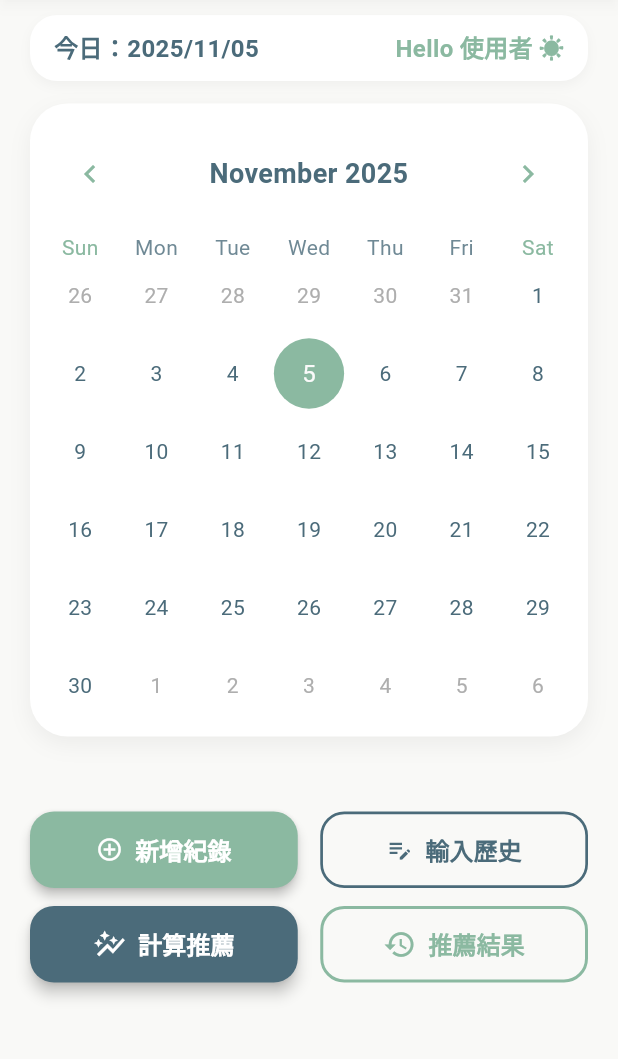
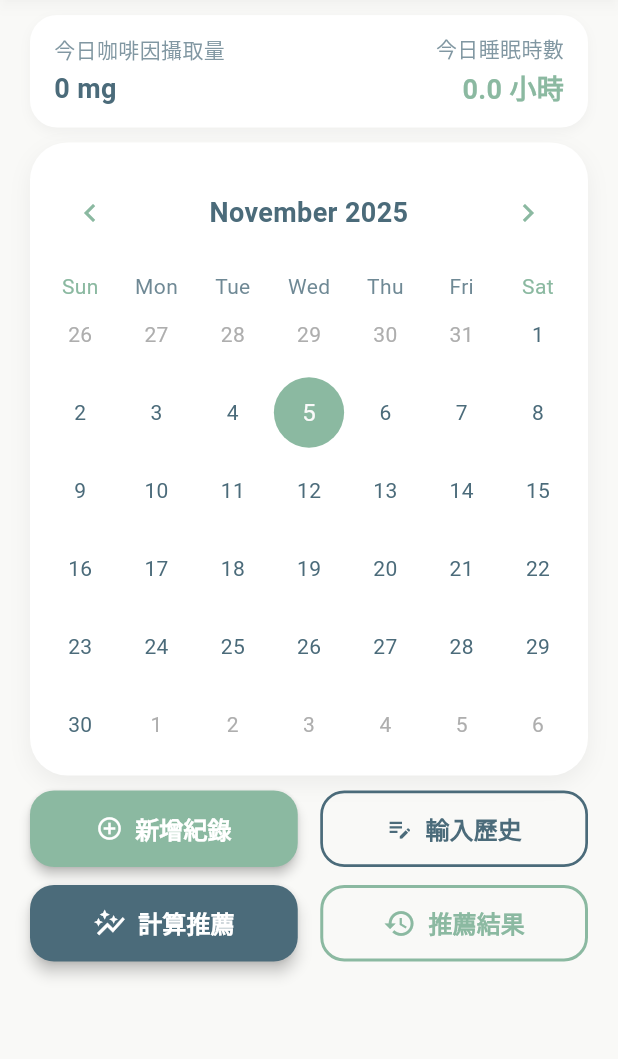
Before and after one commit to ABCDEFGHIJenny/wakemate_flutter, a Flutter app: the HomePage screen opened directly with empty values, on a phone screen of 412 x 824 dp, the part 84-1143 px from its top. Run offline on Flutter 3.47's test engine with Material 3 defaults, Android fonts, the phone set to English and light mode, and no system bars; drawn by our look-alikes of table_calendar; our stand-ins replace shared_preferences; accounts and stored records are empty; network calls fail.

Commit message:
可以在主畫面看到累積咖啡因攝取，還有可以看到睡眠時長

```diff
--- a/lib/screens/home_page.dart
+++ b/lib/screens/home_page.dart
@@ -36,26 +36,31 @@ class _HomePageState extends State<HomePage> {
   final Color _bgLight = const Color(0xFFF9F9F7); // 米白
   final Color _cardColor = Colors.white;
 
+  double _totalCaffeine = 0; // mg
+  double _totalSleep = 0; // 小時
+
   @override
   void initState() {
     super.initState();
     _selectedDate = DateTime.now();
     _focusedDate = DateTime.now();
+    _loadDailyStats();
   }
 
-  // --- 您的所有後台邏輯 (保持不變) ---
-  Future<void> _navigateToRecommendationHistoryPage() async {
+  // --- 載入當日咖啡因與睡眠數據 ---
+  Future<void> _loadDailyStats() async {
     final prefs = await SharedPreferences.getInstance();
-    final String? jsonData = prefs.getString('caffeine_recommendations');
-    List<dynamic> historyData = [];
-    if (jsonData != null) {
-      try {
-        historyData = json.decode(jsonData);
-      } catch (_) {}
+    final dateKey = DateFormat('yyyy-MM-dd').format(_selectedDate);
+
+    setState(() {
+      _totalCaffeine = prefs.getDouble('caffeine_$dateKey') ?? 0;
+      _totalSleep = prefs.getDouble('sleep_$dateKey') ?? 0;
+    });
   }
 
-    if (mounted) {
-      Navigator.push(
+  // --- 導航到推薦結果頁 ---
+  Future<void> _navigateToRecommendationHistoryPage() async {
+    await Navigator.push(
       context,
       MaterialPageRoute(
         builder:
@@ -65,9 +70,10 @@ class _HomePageState extends State<HomePage> {
             ),
       ),
     );
-    }
+    _loadDailyStats(); // 返回後立即刷新 Header
   }
 
+  // --- 導航到輸入歷史頁 ---
   void _navigateToUserInputHistoryPage() {
     Navigator.push(
       context,
@@ -78,9 +84,10 @@ class _HomePageState extends State<HomePage> {
               selectedDate: _selectedDate,
             ),
       ),
-    );
+    ).then((_) => _loadDailyStats()); // 返回後刷新 Header
   }
 
+  // --- 顯示新增紀錄選項 ---
   void _showAddOptions(BuildContext context) {
     showModalBottomSheet(
       context: context,
@@ -126,7 +133,7 @@ class _HomePageState extends State<HomePage> {
                             selectedDate: _selectedDate,
                           ),
                     ),
-                  );
+                  ).then((_) => _loadDailyStats()); // 返回後刷新
                 },
               ),
               _buildOptionTile(
@@ -143,7 +150,7 @@ class _HomePageState extends State<HomePage> {
                             selectedDate: _selectedDate,
                           ),
                     ),
-                  );
+                  ).then((_) => _loadDailyStats()); // 返回後刷新
                 },
               ),
               _buildOptionTile(
@@ -160,7 +167,7 @@ class _HomePageState extends State<HomePage> {
                             selectedDate: _selectedDate,
                           ),
                     ),
-                  );
+                  ).then((_) => _loadDailyStats()); // 返回後刷新
                 },
               ),
             ],
@@ -189,12 +196,9 @@ class _HomePageState extends State<HomePage> {
       onTap: onTap,
     );
   }
-  // --- 邏輯結束 ---
 
   @override
   Widget build(BuildContext context) {
-    final String today = DateFormat('yyyy/MM/dd').format(DateTime.now());
-
     return Scaffold(
       backgroundColor: _bgLight,
       drawer: CustomDrawer(
@@ -226,13 +230,11 @@ class _HomePageState extends State<HomePage> {
       body: Padding(
         padding: const EdgeInsets.fromLTRB(20, 10, 20, 20),
         child: Column(
-          // ⚠️ 修正 #1：移除了 mainAxisAlignment: MainAxisAlignment.spaceBetween
-          // 讓內容從頂部開始自然排列
           children: [
-            // Header 區：日期 + 歡迎語 (保持不變)
+            // Header：咖啡因 + 睡眠
             Container(
               width: double.infinity,
-              padding: const EdgeInsets.symmetric(vertical: 10, horizontal: 16),
+              padding: const EdgeInsets.symmetric(vertical: 12, horizontal: 16),
               decoration: BoxDecoration(
                 color: Colors.white,
                 borderRadius: BorderRadius.circular(18),
@@ -247,37 +249,55 @@ class _HomePageState extends State<HomePage> {
               child: Row(
                 mainAxisAlignment: MainAxisAlignment.spaceBetween,
                 children: [
+                  Column(
+                    crossAxisAlignment: CrossAxisAlignment.start,
+                    children: [
                       Text(
-                    "今日：$today",
+                        "今日咖啡因攝取量",
+                        style: TextStyle(
+                          color: _primaryColor.withOpacity(0.7),
+                          fontSize: 14,
+                        ),
+                      ),
+                      const SizedBox(height: 4),
+                      Text(
+                        "${_totalCaffeine.toStringAsFixed(0)} mg",
                         style: TextStyle(
                           color: _primaryColor,
-                      fontSize: 16,
-                      fontWeight: FontWeight.w600,
-                    ),
-                  ),
-                  Text(
-                    "Hello ${widget.userName.isNotEmpty ? widget.userName : '使用者'} ☀️",
-                    style: TextStyle(
-                      color: _accentColor,
-                      fontSize: 16,
-                      fontWeight: FontWeight.w600,
+                          fontSize: 18,
+                          fontWeight: FontWeight.bold,
                         ),
                       ),
                     ],
                   ),
+                  Column(
+                    crossAxisAlignment: CrossAxisAlignment.end,
+                    children: [
+                      Text(
+                        "今日睡眠時數",
+                        style: TextStyle(
+                          color: _primaryColor.withOpacity(0.7),
+                          fontSize: 14,
                         ),
-
-            // 📌 新增：固定的間距
-            const SizedBox(height: 15),
-
-            // 日曆卡 (保持不變)
+                      ),
+                      const SizedBox(height: 4),
+                      Text(
+                        "${_totalSleep.toStringAsFixed(1)} 小時",
+                        style: TextStyle(
+                          color: _accentColor,
+                          fontSize: 18,
+                          fontWeight: FontWeight.bold,
+                        ),
+                      ),
+                    ],
+                  ),
+                ],
+              ),
+            ),
+            const SizedBox(height: 10),
+            // 日曆卡
             Flexible(
-              // 修正 #2：移除 flex: 5。
-              // 由於這是 Column 中唯一的 Flexible 元件，它會自動填滿所有剩餘空間
-              // flex: 1, (或直接移除 flex 屬性)
               child: Container(
-                // 修正 #3：移除了 margin，改用SizedBox控制
-                // margin: const EdgeInsets.only(top: 10, bottom: 10),
                 decoration: BoxDecoration(
                   color: _cardColor,
                   borderRadius: BorderRadius.circular(25),
@@ -291,7 +311,6 @@ class _HomePageState extends State<HomePage> {
                 ),
                 padding: const EdgeInsets.all(8),
                 child: TableCalendar(
-                  // --- 日曆內容保持不變 ---
                   firstDay: DateTime.utc(2000, 1, 1),
                   lastDay: DateTime.utc(2100, 12, 31),
                   focusedDay: _focusedDate,
@@ -301,6 +320,7 @@ class _HomePageState extends State<HomePage> {
                       _selectedDate = selected;
                       _focusedDate = focused;
                     });
+                    _loadDailyStats(); // 選日期時更新 Header
                   },
                   calendarStyle: CalendarStyle(
                     cellMargin: const EdgeInsets.all(2.0),
@@ -342,16 +362,11 @@ class _HomePageState extends State<HomePage> {
                 ),
               ),
             ),
-
-            // 新增：固定的間距
-            const SizedBox(height: 50),
-
+            const SizedBox(height: 10),
             // 下方按鈕群組
             Column(
-              // ⚠️ 修正 #5：移除了 mainAxisAlignment: MainAxisAlignment.spaceEvenly
               children: [
                 Row(
-                  // --- 按鈕 1 (新增紀錄) ---
                   children: [
                     Expanded(
                       child: ElevatedButton.icon(
@@ -376,7 +391,6 @@ class _HomePageState extends State<HomePage> {
                       ),
                     ),
                     const SizedBox(width: 15),
-                    // --- 按鈕 2 (輸入歷史) ---
                     Expanded(
                       child: OutlinedButton.icon(
                         style: OutlinedButton.styleFrom(
@@ -400,13 +414,9 @@ class _HomePageState extends State<HomePage> {
                     ),
                   ],
                 ),
-
-                // 📌 新增：固定的間距
                 const SizedBox(height: 12),
-
                 Row(
                   children: [
-                    // --- 按鈕 3 (計算推薦) ---
                     Expanded(
                       child: ElevatedButton.icon(
                         style: ElevatedButton.styleFrom(
@@ -428,7 +438,7 @@ class _HomePageState extends State<HomePage> {
                                     selectedDate: _selectedDate,
                                   ),
                             ),
-                          );
+                          ).then((_) => _loadDailyStats());
                         },
                         icon: const Icon(Icons.auto_graph, size: 22),
                         label: const Text(
@@ -441,7 +451,6 @@ class _HomePageState extends State<HomePage> {
                       ),
                     ),
                     const SizedBox(width: 15),
-                    // --- 按鈕 4 (推薦結果) ---
                     Expanded(
                       child: OutlinedButton.icon(
                         style: OutlinedButton.styleFrom(
```
Also changed, not shown: lib/screens/CaffeineLogPage.dart (+83 -19 lines), lib/screens/SleepTimeLogPage.dart (+63 -28 lines). Lines whose indentation alone changed are shown as unchanged.
